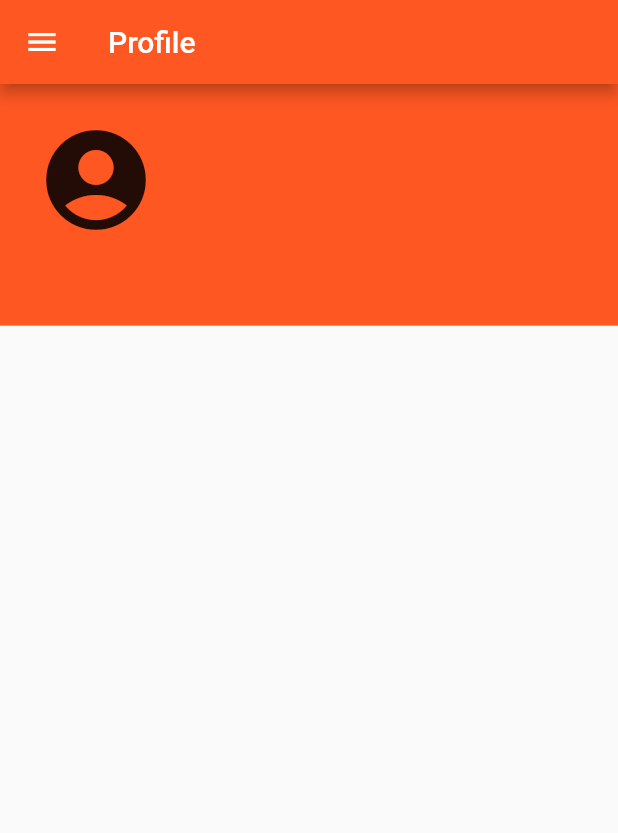
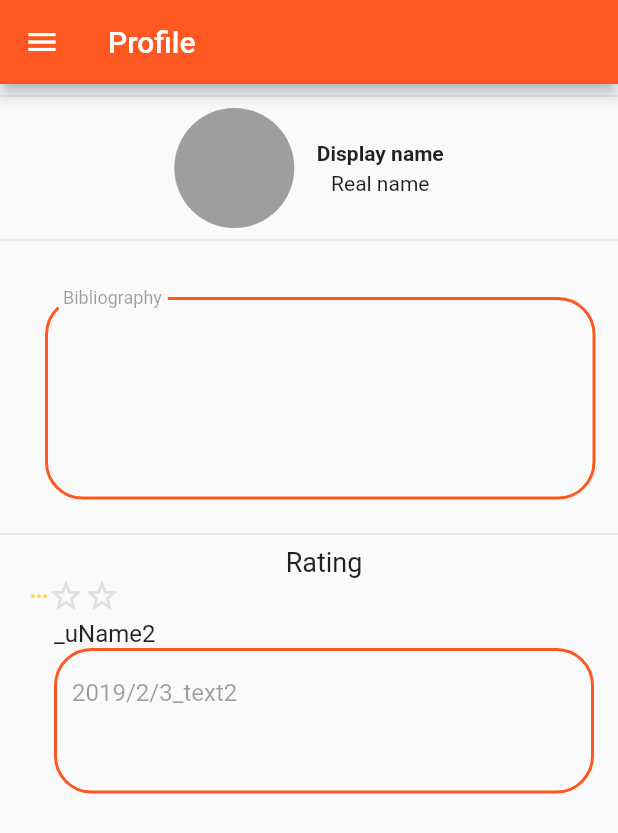
Before and after one commit to rentoproj/rento, a Flutter app: the ProfilePage screen opened by its route, on a phone screen of 412 x 824 dp. Shown: the top 833 px of the screen. Run offline on Flutter 3.47's test engine with Material 2 defaults, Android fonts, the phone set to English and light mode, and no system bars; our stand-ins replace firebase_auth, firebase_database; accounts and stored records are empty; Roboto replaces fonts that are missing (Poppings, Poppins).

Commit message:
needds work on
Getting data from the data base
making it editable
perfect the layout
THIS IS NOT READY FOR MERGING

Co-Authored-By: bamoooh <bamoooh@users.noreply.github.com>

```diff
--- a/rento/lib/UIs/LoginScreen2.dart
+++ b/rento/lib/UIs/LoginScreen2.dart
@@ -30,6 +30,8 @@ class _LoginScreen2State extends State<LoginScreen2>
 
   Widget HomePage() {
     return Scaffold(
+      //ADDED LINE THAT MIGHT SOLVE PIXEL OVERFLOW
+      resizeToAvoidBottomPadding: false,
       body: Container(
         //height: MediaQuery.of(context).size.height,
         decoration: BoxDecoration(
@@ -344,17 +346,6 @@ class _LoginScreen2State extends State<LoginScreen2>
                             })
                                 .catchError((e) {
                               print('Error: $e');
-                              final snackBar = SnackBar(
-                                content: Text(
-                                  'Incorrect user email or password!',
-                                  style: TextStyle(
-                                    fontSize: 17.0,
-                                    fontWeight: FontWeight.bold,
-                                  ),
-                                ),
-                              );
-                              // Find the Scaffold in the Widget tree and use it to show a SnackBar!
-                              Scaffold.of(context).showSnackBar(snackBar);
                             });
                           }
                         },
--- a/rento/lib/UIs/ProfilePage.dart
+++ b/rento/lib/UIs/ProfilePage.dart
@@ -1,31 +1,185 @@
 import 'package:flutter/material.dart';
 import 'package:rento/components/SideMenu.dart';
+import 'package:rento/components/StarRating.dart';
 
 class ProfilePage extends StatefulWidget {
   @override
-  SearchState createState() => SearchState();
+  Profile createState() => Profile();
 }
 
-class SearchState extends State<ProfilePage> {
+class Comment {
+  String _text, _uName;
+  DateTime _dateTime;
+  Comment(this._text, this._dateTime, this._uName);
+}
+
+// class CommentBlock extends StatelessWidget
+// {
+//   Comment cmnt;
+//   CommentBlock(this.cmnt);
+//   return new _Comment(this.cmnt);
+
+//   class _Comment{
+
+//   }
+// }
+
+class Profile extends State<ProfilePage> {
+  double rating = 3;
+  List<Comment> comments = [
+    new Comment("_text1", DateTime.now(), "_uName1"),
+    new Comment("_text2", DateTime.now(), "_uName2"),
+    new Comment("_text3", DateTime.now(), "_uName3")
+  ];
+
   @override
   Widget build(BuildContext context) {
     return Scaffold(
-      appBar: AppBar(
-        title: Text("Profile")
-      ),
+        resizeToAvoidBottomPadding: false,
+        appBar: AppBar(title: Text("Profile")),
         drawer: new SideMenu(),
-      body: Column(
+        body: Column(children: <Widget>[
+          Divider(),
+          _buildUserIdentity("user"),
+          Divider(),
+          new Padding(
+            padding: EdgeInsets.only(left: 15),
+            //USER DESCRIPTION
+            child: _bibleField(),
+          ),
+          Divider(),
+          new Padding(
+              padding: EdgeInsets.only(left: 20),
+              child: Column(children: <Widget>[
+                //RATES
+                Text(
+                  "Rating",
+                  textAlign: TextAlign.left,
+                  style: TextStyle(
+                      color: Colors.black87,
+                      fontFamily: "Poppings",
+                      fontSize: 18),
+                ),
+                new StarRating(
+                  color: Colors.yellow[600],
+                  starCount: 5,
+                  rating: rating,
+                  size: 4,
+                  onRatingChanged: (rating) =>
+                      setState(() => this.rating = rating),
+                ),
+              _bldcmnt(comments[1]),
+              ])),
+          //COMMENTS BLOCKS
+          // new Padding(
+          //   padding: EdgeInsets.only(left: 20),
+          //   child: ListView.builder(
+          //     itemCount: comments.length,
+          //     itemBuilder: (context, index) {
+          //       final comment = comments[index];
+                //return _bldcmnt(comment);
+          //     },
+            // ),
+          // )
+
+        ]));
+  }
+
+  Widget _buildUserIdentity(String user) {
+    return new Row(
+        mainAxisAlignment: MainAxisAlignment.center,
+        mainAxisSize: MainAxisSize.max,
+        crossAxisAlignment: CrossAxisAlignment.center,
         children: <Widget>[
-          UserAccountsDrawerHeader(
-            currentAccountPicture: IconButton(
-              icon: Icon(Icons.account_circle, size: 80),
-              onPressed: (){
-                Navigator.of(context).pushNamed('/ProfilePage');
-              },
+          new Padding(
+            child: new CircleAvatar(
+              radius: 40.0,
+              backgroundColor: Colors.grey,
+              // backgroundImage: user.avatarUrl != null ? new NetworkImage(
+              //     user.avatarUrl) : null,
             ),
+            padding: const EdgeInsets.only(right: 15.0),
+          ),
+          new Column(
+            children: <Widget>[
+              new Padding(
+                padding: const EdgeInsets.only(bottom: 4.0),
+                child: new Text("Display name",
+                    style: new TextStyle(fontWeight: FontWeight.bold)),
+              ),
+              new Text("Real name")
+            ],
           )
-        ]
-      )
-    );
+        ]);
+  }
+
+  Widget _bibleField() {
+    return new Container(
+        padding: const EdgeInsets.all(15),
+        child: new Container(
+          child: new Center(
+              child: new Column(children: [
+            new Padding(padding: EdgeInsets.only(top: 15.0)),
+            new SingleChildScrollView(
+              child: new TextFormField(
+                enableInteractiveSelection: false,
+                enabled: false,
+                maxLines: 5,
+                initialValue: " ",
+                decoration: new InputDecoration(
+                  labelText: "Bibliography",
+                  fillColor: Colors.pink,
+                  disabledBorder: new OutlineInputBorder(
+                    borderRadius: new BorderRadius.circular(25.0),
+                    borderSide: new BorderSide(
+                        color: Colors.deepOrange,
+                        style: BorderStyle.solid,
+                        width: 2),
+                  ),
+                  border: new OutlineInputBorder(
+                    borderRadius: new BorderRadius.circular(25.0),
+                    borderSide: new BorderSide(
+                        color: Colors.pink,
+                        style: BorderStyle.solid,
+                        width: 10),
+                  ),
+                ),
+                keyboardType: TextInputType.multiline,
+                style: new TextStyle(
+                  fontFamily: "Poppins",
+                ),
+              ),
+            )
+          ])),
+        ));
+  }
+
+  Widget _bldcmnt(Comment cmnt) {
+    return new Column(
+      children: <Widget>[new ListTile(
+        title: Text(cmnt._uName),
+        subtitle: new SingleChildScrollView(
+          child: new TextFormField(
+            enableInteractiveSelection: false,
+            enabled: false,
+            maxLines: 3,
+            initialValue: cmnt._text,
+            decoration: new InputDecoration(
+
+              prefixText: cmnt._dateTime.year.toString()+"/"+cmnt._dateTime.month.toString()+"/"+cmnt._dateTime.day.toString()+'\n',
+              disabledBorder: new OutlineInputBorder(
+                borderRadius: new BorderRadius.circular(25.0),
+                borderSide: new BorderSide(
+                    color: Colors.deepOrange,
+                    style: BorderStyle.solid,
+                    width: 2),
+              ),
+            ),
+            keyboardType: TextInputType.multiline,
+            style: new TextStyle(
+              fontFamily: "Poppins",
+            ),
+          ),
+        ))]);
   }
 }
--- a/rento/lib/components/SideMenu.dart
+++ b/rento/lib/components/SideMenu.dart
@@ -8,8 +8,10 @@ class SideMenu extends StatelessWidget {
           UserAccountsDrawerHeader(
             accountName: Text("USER NAME"),
             accountEmail: Text("EMAIL"),
-            onDetailsPressed: () {Navigator.of(context).pushNamed('/ProfilePage');
-            print('DETAILS PRESSED');},
+            //onDetailsPressed: (){  //ADDS A DROP DOWN ARROW FOR SOME REASON
+            //   Navigator.of(context).pushNamed('/ProfilePage');
+            //   print('DETAILS PRESSED');
+            //   },
             currentAccountPicture: IconButton(
               icon: Icon(Icons.account_circle, size: 80),
               onPressed: (){
--- /dev/null
+++ b/rento/lib/components/StarRating.dart
@@ -0,0 +1,44 @@
+import 'package:flutter/material.dart';
+
+typedef void RatingChangeCallback(double rating);
+class StarRating extends StatelessWidget {
+  final int starCount;
+  final double rating;
+  final RatingChangeCallback onRatingChanged;
+  final Color color;
+  final double size;
+
+  StarRating({this.starCount = 5, this.rating = .0, this.onRatingChanged, this.color, this.size});
+
+  Widget buildStar(BuildContext context, int index) {
+    Icon icon;
+    if (index >= rating) {
+      icon = new Icon(
+        Icons.star_border,
+        color: Theme.of(context).buttonColor,
+      );
+    }
+    else if (index > rating - 1 && index < rating) {
+      icon = new Icon(
+        Icons.star_half,
+        color: color ?? Theme.of(context).primaryColor,
+        size: this.size,
+      );
+    } else {
+      icon = new Icon(
+        Icons.star,
+        color: color ?? Theme.of(context).primaryColor,
+        size: this.size,
+      );
+    }
+    return new InkResponse(
+      onTap: onRatingChanged == null ? null : () => onRatingChanged(index + 1.0),
+      child: icon,
+    );
+  }
+
+  @override
+  Widget build(BuildContext context) {
+    return new Row(children: new List.generate(starCount, (index) => buildStar(context, index)));
+  }
+}
--- a/rento/pubspec.yaml
+++ b/rento/pubspec.yaml
@@ -18,6 +18,7 @@ dependencies:
   firebase_core: ^0.2.5+1
   firebase_auth: ^0.6.6
   firebase_database: ^1.1.0+1
+  smooth_star_rating: 1.0.1
 
   # The following adds the Cupertino Icons font to your application.
   # Use with the CupertinoIcons class for iOS style icons.
```
